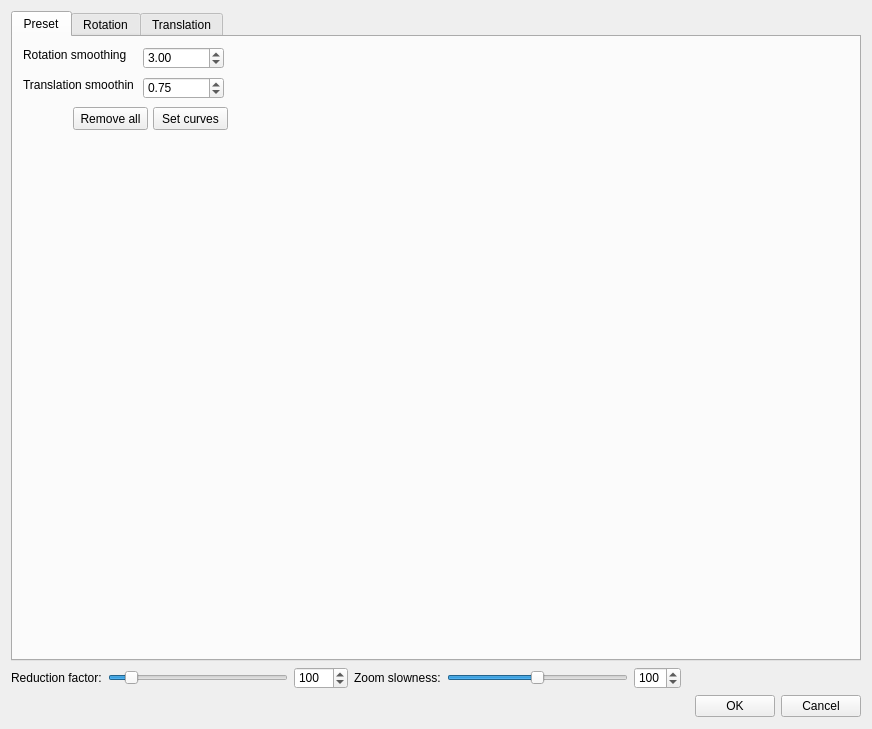
Old version of the form ftnoir_filter_accela/ftnoir_accela_filtercontrols.ui in the repository opentrack/opentrack.
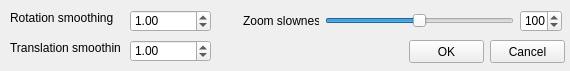
New version of the form. Icons and pictures are not drawn. Custom widgets are drawn as their Qt base class.

Commit message: Simplify Accela's UI and preset equations

What changed in the file:
```diff
--- a/ftnoir_filter_accela/ftnoir_accela_filtercontrols.ui
+++ b/ftnoir_filter_accela/ftnoir_accela_filtercontrols.ui
@@ -9,8 +9,8 @@
    <rect>
     <x>0</x>
     <y>0</y>
-    <width>868</width>
-    <height>729</height>
+    <width>570</width>
+    <height>71</height>
    </rect>
   </property>
   <property name="windowTitle">
@@ -29,319 +29,15 @@
   <property name="styleSheet">
    <string notr="true"/>
   </property>
-  <layout class="QVBoxLayout" name="_vertical_layout">
-   <item>
-    <widget class="QTabWidget" name="tabWidget">
-     <property name="enabled">
-      <bool>true</bool>
-     </property>
-     <property name="sizePolicy">
-      <sizepolicy hsizetype="Fixed" vsizetype="Preferred">
-       <horstretch>0</horstretch>
-       <verstretch>0</verstretch>
-      </sizepolicy>
-     </property>
-     <property name="minimumSize">
-      <size>
-       <width>850</width>
-       <height>650</height>
-      </size>
-     </property>
-     <property name="maximumSize">
-      <size>
-       <width>300</width>
-       <height>650</height>
-      </size>
-     </property>
-     <property name="currentIndex">
-      <number>0</number>
-     </property>
-     <widget class="QWidget" name="tab_3">
-      <attribute name="title">
-       <string>Preset</string>
-      </attribute>
-      <widget class="QLabel" name="label_2">
-       <property name="geometry">
-        <rect>
-         <x>10</x>
-         <y>10</y>
-         <width>111</width>
-         <height>16</height>
-        </rect>
-       </property>
-       <property name="text">
-        <string>Rotation smoothing</string>
-       </property>
-      </widget>
-      <widget class="QLabel" name="label_3">
-       <property name="geometry">
-        <rect>
-         <x>10</x>
-         <y>40</y>
-         <width>111</width>
-         <height>16</height>
-        </rect>
-       </property>
-       <property name="text">
-        <string>Translation smoothing</string>
-       </property>
-      </widget>
-      <widget class="QDoubleSpinBox" name="rotationCircle">
-       <property name="geometry">
-        <rect>
-         <x>130</x>
-         <y>10</y>
-         <width>81</width>
-         <height>22</height>
-        </rect>
-       </property>
-       <property name="minimum">
-        <double>0.100000000000000</double>
-       </property>
-       <property name="maximum">
-        <double>10.000000000000000</double>
-       </property>
-       <property name="value">
-        <double>3.000000000000000</double>
-       </property>
-      </widget>
-      <widget class="QDoubleSpinBox" name="translationCircle">
-       <property name="geometry">
-        <rect>
-         <x>130</x>
-         <y>40</y>
-         <width>81</width>
-         <height>22</height>
-        </rect>
-       </property>
-       <property name="minimum">
-        <double>0.100000000000000</double>
-       </property>
-       <property name="maximum">
-        <double>10.000000000000000</double>
-       </property>
-       <property name="value">
-        <double>0.750000000000000</double>
-       </property>
-      </widget>
-      <widget class="QPushButton" name="resetCircle">
-       <property name="geometry">
-        <rect>
-         <x>140</x>
-         <y>70</y>
-         <width>75</width>
-         <height>23</height>
-        </rect>
-       </property>
-       <property name="text">
-        <string>Set curves</string>
-       </property>
-      </widget>
-      <widget class="QPushButton" name="removeAllButton">
-       <property name="geometry">
-        <rect>
-         <x>60</x>
-         <y>70</y>
-         <width>75</width>
-         <height>23</height>
-        </rect>
-       </property>
-       <property name="text">
-        <string>Remove all</string>
-       </property>
-      </widget>
-     </widget>
-     <widget class="QWidget" name="tab">
-      <attribute name="title">
-       <string>Rotation</string>
-      </attribute>
-      <widget class="QFunctionConfigurator" name="scalingConfig" native="true">
-       <property name="geometry">
-        <rect>
-         <x>20</x>
-         <y>10</y>
-         <width>819</width>
-         <height>571</height>
-        </rect>
-       </property>
-       <property name="maxInputEGU" stdset="0">
-        <number>10</number>
-       </property>
-       <property name="maxOutputEGU" stdset="0">
-        <number>10</number>
-       </property>
-       <property name="pixPerEGU_Input" stdset="0">
-        <number>57</number>
-       </property>
-       <property name="pixPerEGU_Output" stdset="0">
-        <number>57</number>
-       </property>
-       <property name="gridDistEGU_Input" stdset="0">
-        <number>1</number>
-       </property>
-       <property name="gridDistEGU_Output" stdset="0">
-        <number>1</number>
-       </property>
-       <property name="colorBezier" stdset="0">
-        <color>
-         <red>255</red>
-         <green>170</green>
-         <blue>0</blue>
-        </color>
-       </property>
-       <property name="colorBackground" stdset="0">
-        <color>
-         <red>192</red>
-         <green>192</green>
-         <blue>192</blue>
-        </color>
-       </property>
-       <property name="stringInputEGU" stdset="0">
-        <string>Input</string>
-       </property>
-       <property name="stringOutputEGU" stdset="0">
-        <string>Output</string>
-       </property>
-       <property name="stringCaption" stdset="0">
-        <string>Translation</string>
-       </property>
-      </widget>
-     </widget>
-     <widget class="QWidget" name="tab_2">
-      <attribute name="title">
-       <string>Translation</string>
-      </attribute>
-      <widget class="QFunctionConfigurator" name="translationScalingConfig" native="true">
-       <property name="geometry">
-        <rect>
-         <x>20</x>
-         <y>10</y>
-         <width>819</width>
-         <height>581</height>
-        </rect>
-       </property>
-       <property name="maxInputEGU" stdset="0">
-        <number>10</number>
-       </property>
-       <property name="maxOutputEGU" stdset="0">
-        <number>10</number>
-       </property>
-       <property name="pixPerEGU_Input" stdset="0">
-        <number>57</number>
-       </property>
-       <property name="pixPerEGU_Output" stdset="0">
-        <number>57</number>
-       </property>
-       <property name="gridDistEGU_Input" stdset="0">
-        <number>1</number>
-       </property>
-       <property name="gridDistEGU_Output" stdset="0">
-        <number>1</number>
-       </property>
-       <property name="colorBezier" stdset="0">
-        <color>
-         <red>85</red>
-         <green>255</green>
-         <blue>0</blue>
-        </color>
-       </property>
-       <property name="colorBackground" stdset="0">
-        <color>
-         <red>192</red>
-         <green>192</green>
-         <blue>192</blue>
-        </color>
-       </property>
-       <property name="stringInputEGU" stdset="0">
-        <string>Input</string>
-       </property>
-       <property name="stringOutputEGU" stdset="0">
-        <string>Output</string>
-       </property>
-      </widget>
-     </widget>
-    </widget>
-   </item>
-   <item>
-    <layout class="QHBoxLayout" name="horizontalLayout_2">
-     <item>
-      <widget class="QLabel" name="lblSensYaw_4">
-       <property name="minimumSize">
-        <size>
-         <width>25</width>
-         <height>0</height>
-        </size>
-       </property>
-       <property name="maximumSize">
-        <size>
-         <width>150</width>
-         <height>16777215</height>
-        </size>
-       </property>
-       <property name="styleSheet">
-        <string notr="true">color:#0;
-background:none;</string>
-       </property>
-       <property name="text">
-        <string>Reduction factor:</string>
-       </property>
-      </widget>
-     </item>
-     <item>
-      <widget class="QSlider" name="slideReduction">
-       <property name="minimumSize">
-        <size>
-         <width>50</width>
-         <height>15</height>
-        </size>
-       </property>
-       <property name="minimum">
-        <number>1</number>
-       </property>
-       <property name="maximum">
-        <number>1000</number>
-       </property>
-       <property name="pageStep">
-        <number>5</number>
-       </property>
-       <property name="value">
-        <number>100</number>
-       </property>
-       <property name="orientation">
-        <enum>Qt::Horizontal</enum>
-       </property>
-       <property name="tickPosition">
-        <enum>QSlider::NoTicks</enum>
-       </property>
-      </widget>
-     </item>
-     <item>
-      <widget class="QSpinBox" name="spinReduction">
-       <property name="minimumSize">
-        <size>
-         <width>35</width>
-         <height>22</height>
-        </size>
-       </property>
-       <property name="styleSheet">
-        <string notr="true">background:none;</string>
-       </property>
-       <property name="readOnly">
-        <bool>false</bool>
-       </property>
-       <property name="minimum">
-        <number>1</number>
-       </property>
-       <property name="maximum">
-        <number>1000</number>
-       </property>
-       <property name="value">
-        <number>100</number>
-       </property>
-      </widget>
-     </item>
-     <item>
       <widget class="QLabel" name="lblSensYaw_5">
+   <property name="geometry">
+    <rect>
+     <x>243</x>
+     <y>10</y>
+     <width>76</width>
+     <height>22</height>
+    </rect>
+   </property>
        <property name="minimumSize">
         <size>
          <width>25</width>
@@ -362,9 +58,66 @@
         <string>Zoom slowness:</string>
        </property>
       </widget>
-     </item>
-     <item>
+  <widget class="QDoubleSpinBox" name="translation_alpha">
+   <property name="geometry">
+    <rect>
+     <x>130</x>
+     <y>40</y>
+     <width>81</width>
+     <height>22</height>
+    </rect>
+   </property>
+   <property name="minimum">
+    <double>0.100000000000000</double>
+   </property>
+   <property name="maximum">
+    <double>65535.000000000000000</double>
+   </property>
+   <property name="value">
+    <double>1.000000000000000</double>
+   </property>
+  </widget>
+  <widget class="QDoubleSpinBox" name="rotation_alpha">
+   <property name="geometry">
+    <rect>
+     <x>130</x>
+     <y>10</y>
+     <width>81</width>
+     <height>22</height>
+    </rect>
+   </property>
+   <property name="minimum">
+    <double>0.100000000000000</double>
+   </property>
+   <property name="maximum">
+    <double>65535.000000000000000</double>
+   </property>
+   <property name="value">
+    <double>1.000000000000000</double>
+   </property>
+  </widget>
+  <widget class="QLabel" name="label_2">
+   <property name="geometry">
+    <rect>
+     <x>10</x>
+     <y>10</y>
+     <width>111</width>
+     <height>16</height>
+    </rect>
+   </property>
+   <property name="text">
+    <string>Rotation smoothing</string>
+   </property>
+  </widget>
       <widget class="QSlider" name="slideZoom">
+   <property name="geometry">
+    <rect>
+     <x>325</x>
+     <y>13</y>
+     <width>189</width>
+     <height>15</height>
+    </rect>
+   </property>
        <property name="minimumSize">
         <size>
          <width>50</width>
@@ -390,9 +143,15 @@
         <enum>QSlider::NoTicks</enum>
        </property>
       </widget>
-     </item>
-     <item>
       <widget class="QSpinBox" name="spinZoom">
+   <property name="geometry">
+    <rect>
+     <x>520</x>
+     <y>10</y>
+     <width>42</width>
+     <height>22</height>
+    </rect>
+   </property>
        <property name="minimumSize">
         <size>
          <width>35</width>
@@ -415,62 +174,46 @@
         <number>100</number>
        </property>
       </widget>
-     </item>
-     <item>
-      <spacer name="horizontalSpacer">
-       <property name="orientation">
-        <enum>Qt::Horizontal</enum>
-       </property>
-       <property name="sizeHint" stdset="0">
-        <size>
-         <width>40</width>
-         <height>20</height>
-        </size>
-       </property>
-      </spacer>
-     </item>
-    </layout>
-   </item>
-   <item>
-    <layout class="QHBoxLayout" name="horizontalLayout">
-     <item>
-      <spacer name="spacer">
-       <property name="orientation">
-        <enum>Qt::Horizontal</enum>
-       </property>
-       <property name="sizeHint" stdset="0">
-        <size>
-         <width>40</width>
-         <height>20</height>
-        </size>
-       </property>
-      </spacer>
-     </item>
-     <item>
+  <widget class="QLabel" name="label_3">
+   <property name="geometry">
+    <rect>
+     <x>10</x>
+     <y>40</y>
+     <width>111</width>
+     <height>16</height>
+    </rect>
+   </property>
+   <property name="text">
+    <string>Translation smoothing</string>
+   </property>
+  </widget>
       <widget class="QPushButton" name="btnOK">
+   <property name="geometry">
+    <rect>
+     <x>409</x>
+     <y>40</y>
+     <width>75</width>
+     <height>23</height>
+    </rect>
+   </property>
        <property name="text">
         <string>OK</string>
        </property>
       </widget>
-     </item>
-     <item>
       <widget class="QPushButton" name="btnCancel">
+   <property name="geometry">
+    <rect>
+     <x>490</x>
+     <y>40</y>
+     <width>75</width>
+     <height>23</height>
+    </rect>
+   </property>
        <property name="text">
         <string>Cancel</string>
        </property>
       </widget>
-     </item>
-    </layout>
-   </item>
-  </layout>
  </widget>
- <customwidgets>
-  <customwidget>
-   <class>QFunctionConfigurator</class>
-   <extends>QWidget</extends>
-   <header>qfunctionconfigurator.h</header>
-  </customwidget>
- </customwidgets>
  <resources/>
  <connections>
   <connection>
```
Left out of the diff: 48 changed lines with no effect on the pictures. Lines whose indentation alone changed are shown as unchanged. The commit also changes 5 other files.
